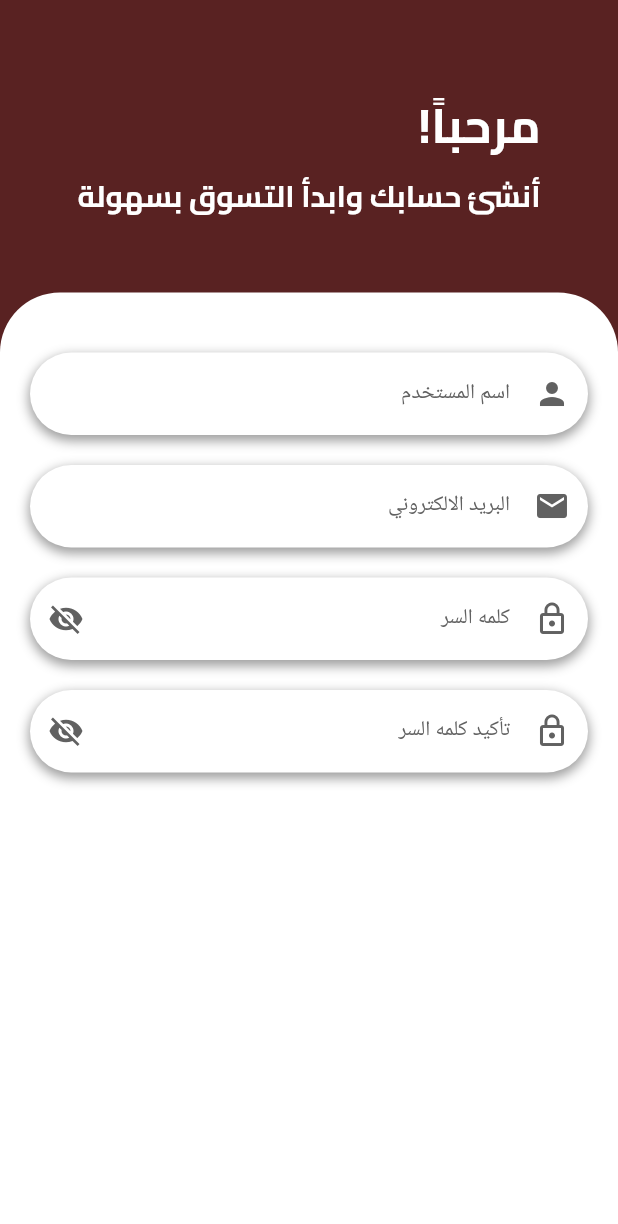
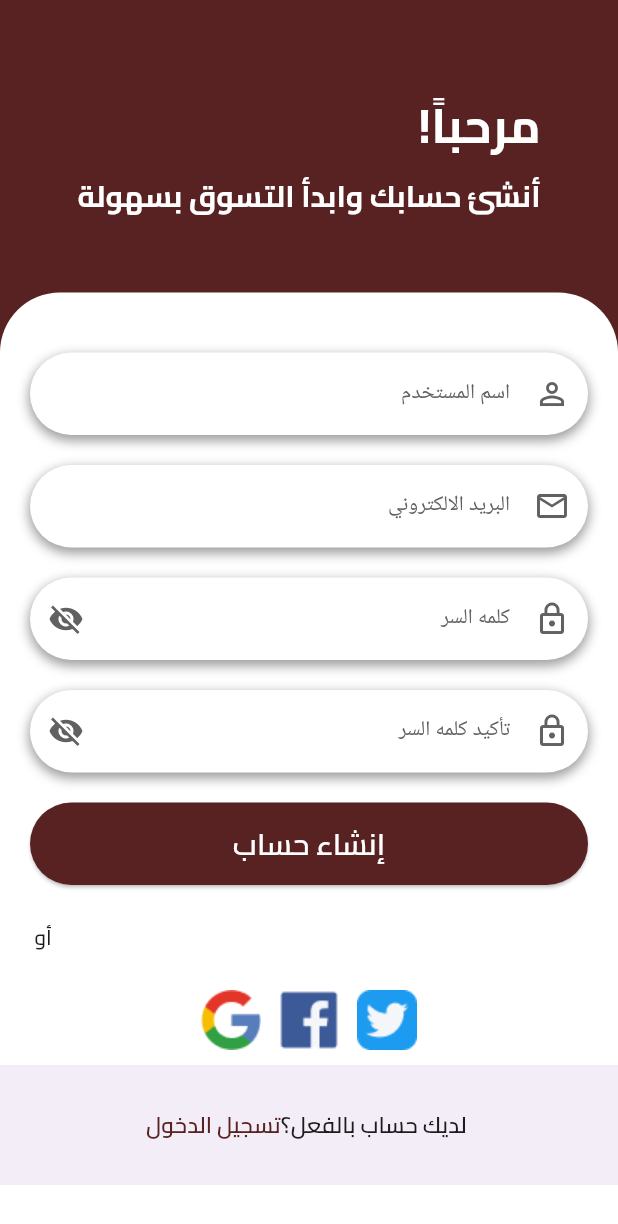
Before and after one commit to Nadaali18/Ghaiaro, a Flutter app: the SignupView screen opened by its route, on a phone screen of 412 x 824 dp. Shown: the top 1224 px of the screen. Run offline on Flutter 3.47's test engine with Material 3 defaults, Android fonts, the phone set to English and light mode, and no system bars; our stand-ins replace device_preview, go_router.

Commit message:
finish sign up page ui

```diff
--- a/lib/core/routes/routes.dart
+++ b/lib/core/routes/routes.dart
@@ -7,6 +7,8 @@ class Routes {
   static const String splash = '/';
   static const String onboarding = '/onboarding';
   static const String signUp = '/signUp';
+  static const String login = '/login';
+  static const String home = '/home';
 
   static final routes = GoRouter(
     routes: [
@@ -22,6 +24,14 @@ class Routes {
         path: signUp,
         builder: (context, state) => const SignupView(),
       ),
+      GoRoute(
+        path: login,
+        builder: (context, state) => const SignupView(),
+      ),
+      GoRoute(
+        path: home,
+        builder: (context, state) => const SignupView(),
+      ),
 
     ],
   );
--- a/lib/main.dart
+++ b/lib/main.dart
@@ -6,14 +6,13 @@ import 'package:ghaiaro/Core/Routes/routes.dart';
 void main() {
  runApp(DevicePreview(
     enabled: !kReleaseMode,
-    builder: (context) => const Ghaiaro(), // Wrap your app
+    builder: (context) => const Ghaiaro(),
   ));
 }
 
 class Ghaiaro extends StatelessWidget {
   const Ghaiaro({super.key});
 
-  // This widget is the root of your application.
   @override
   Widget build(BuildContext context) {
     return MaterialApp.router(
--- a/lib/presentation/auth/signup/signup_body.dart
+++ b/lib/presentation/auth/signup/signup_body.dart
@@ -1,6 +1,10 @@
 import 'package:flutter/material.dart';
+import 'package:ghaiaro/presentation/auth/widgets/bottom_row.dart';
+import 'package:ghaiaro/presentation/auth/widgets/custom_elevated_button.dart';
+import 'package:ghaiaro/presentation/auth/widgets/divider_row.dart';
 import 'package:ghaiaro/presentation/auth/widgets/header.dart';
 import 'package:ghaiaro/presentation/auth/widgets/pass_text_field.dart';
+import 'package:ghaiaro/presentation/auth/widgets/social_icons.dart';
 import 'package:ghaiaro/presentation/auth/widgets/text_field.dart';
 
 class SignupBody extends StatelessWidget {
@@ -23,11 +27,14 @@ class SignupBody extends StatelessWidget {
                 child: Column(
                   children: [
                     SizedBox(height:30),
-                    CustomTextField(label: 'اسم المستخدم',icon: Icons.person,),
-                    CustomTextField(label: 'البريد الالكتروني', icon: Icons.email),
+                    CustomTextField(label: 'اسم المستخدم',icon: Icons.person_outline,),
+                    CustomTextField(label: 'البريد الالكتروني', icon: Icons.email_outlined),
                     PassTextField(labelText: 'كلمه السر'),
                     PassTextField(labelText: 'تأكيد كلمه السر'),
-
+                    CustomElevatedButton(text: 'إنشاء حساب'),
+                    DividerRow(),
+                    SocialIcons(),
+                    BottomAppBar(child: BottomRow(questionT: 'لديك حساب بالفعل؟ ', responsT: 'تسجيل الدخول'),)
                   ],
                 ),
               ),
--- /dev/null
+++ b/lib/presentation/auth/widgets/bottom_row.dart
@@ -0,0 +1,23 @@
+import 'package:flutter/material.dart';
+import 'package:ghaiaro/core/helpers/colors.dart';
+import 'package:ghaiaro/core/helpers/fonts.dart';
+import 'package:ghaiaro/core/widgets/custom_text.dart';
+
+class BottomRow extends StatelessWidget {
+  const BottomRow({super.key,required this.questionT,required this.responsT});
+final String questionT;
+final String responsT;
+  @override
+  Widget build(BuildContext context) {
+    return Row(
+      textDirection: TextDirection.rtl,
+      mainAxisAlignment: MainAxisAlignment.center,
+      children: [
+         CustomText(questionT,fontFamily: textFont,fontSize: 15,fontWeight: FontWeight.w600,),
+         InkWell(
+          child: CustomText(responsT,color: primaryColor,fontFamily: textFont,fontSize: 15,fontWeight: FontWeight.w600,),
+         )
+      ],
+    );
+  }
+}
--- a/lib/presentation/auth/widgets/custom_elevated_button.dart
+++ b/lib/presentation/auth/widgets/custom_elevated_button.dart
@@ -0,0 +1,39 @@
+import 'package:flutter/material.dart';
+import 'package:ghaiaro/Core/helpers/fonts.dart';
+import 'package:ghaiaro/core/helpers/colors.dart';
+import 'package:ghaiaro/core/routes/routes.dart';
+import 'package:ghaiaro/core/widgets/custom_text.dart';
+import 'package:go_router/go_router.dart';
+
+class CustomElevatedButton extends StatelessWidget {
+  const CustomElevatedButton({super.key, required this.text});
+final String text;
+  @override
+  Widget build(BuildContext context) {
+    return Padding(
+      padding: const EdgeInsets.symmetric(horizontal: 20, vertical: 10),
+      child: SizedBox(
+        height: 55,
+        child: ElevatedButton(
+          style: ElevatedButton.styleFrom(
+            backgroundColor: primaryColor,
+            foregroundColor: Colors.white,
+            shape: RoundedRectangleBorder(
+              borderRadius: BorderRadius.circular(30),
+            ),
+          ),
+          onPressed: (){
+            context.go(Routes.home);
+          },
+          child: Center(
+            child: CustomText(
+                text,
+                color: Colors.white,
+                fontSize: 20,
+                fontFamily: textFont,
+                fontWeight: FontWeight.w600,
+                ))),
+      ),
+    );
+  }
+}
--- /dev/null
+++ b/lib/presentation/auth/widgets/custom_social_icon.dart
@@ -0,0 +1,18 @@
+import 'package:flutter/material.dart';
+
+class CustomSocialIcon extends StatelessWidget {
+  const CustomSocialIcon({super.key,required this.onTap,required this.image});
+final void Function()? onTap;
+final String image;
+  @override
+  Widget build(BuildContext context) {
+    return Padding(
+      padding: const EdgeInsets.symmetric(horizontal: 6),
+      child: InkWell(
+        focusColor: Colors.white,
+        onTap: onTap,
+        child: Image.asset(image,height: 40,width: 40,fit: BoxFit.fill,),
+      ),
+    );
+  }
+}
--- /dev/null
+++ b/lib/presentation/auth/widgets/divider_row.dart
@@ -0,0 +1,24 @@
+import 'package:flutter/material.dart';
+import 'package:ghaiaro/core/helpers/colors.dart';
+import 'package:ghaiaro/core/helpers/fonts.dart';
+import 'package:ghaiaro/core/widgets/custom_text.dart';
+
+class DividerRow extends StatelessWidget {
+  const DividerRow({super.key});
+
+  @override
+  Widget build(BuildContext context) {
+    return Padding(
+      padding: const EdgeInsets.symmetric(horizontal: 15,vertical: 15),
+      child: Row(
+        children: [
+          Divider(color: primaryColor,),
+          SizedBox(width: 8,),
+          CustomText('أو',fontFamily: textFont,fontWeight: FontWeight.w500,fontSize: 14,),
+          SizedBox(width: 8,),
+          Divider(color: primaryColor,),
+        ],
+      ),
+    );
+  }
+}
--- /dev/null
+++ b/lib/presentation/auth/widgets/social_icons.dart
@@ -0,0 +1,21 @@
+import 'package:flutter/material.dart';
+import 'package:ghaiaro/presentation/auth/widgets/custom_social_icon.dart';
+
+class SocialIcons extends StatelessWidget {
+  const SocialIcons({super.key});
+
+  @override
+  Widget build(BuildContext context) {
+    return Padding(
+      padding: const EdgeInsets.symmetric(vertical: 10),
+      child: Row(
+        mainAxisAlignment: MainAxisAlignment.center,
+        children: [
+           CustomSocialIcon(onTap: (){}, image: 'assets/images/google.png'),
+           CustomSocialIcon(onTap: (){}, image: 'assets/images/facebook.png'),
+           CustomSocialIcon(onTap: (){}, image: 'assets/images/twitter.png'),
+        ],
+      ),
+    );
+  }
+}
```
Also changed, not shown: assets/images/facebook.png (added), assets/images/google.png (added), assets/images/twitter.png (added), 1 other file.
